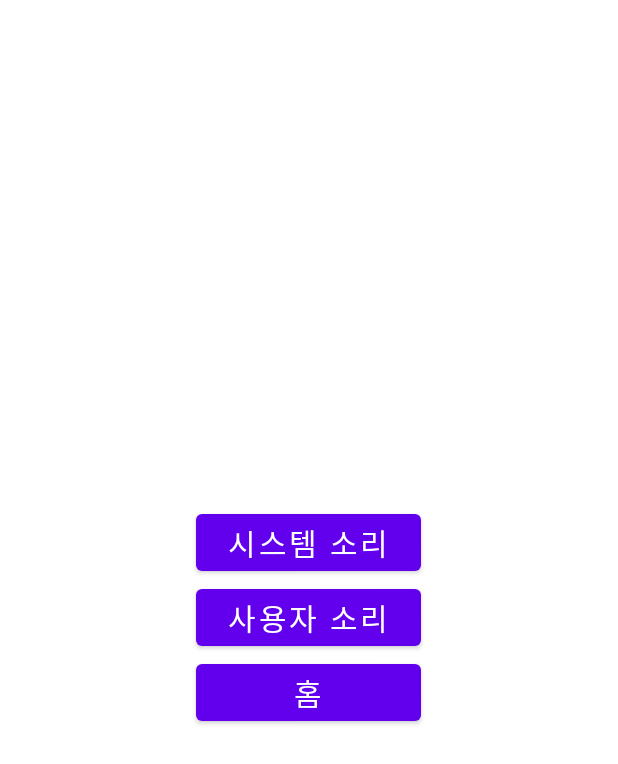
After one commit to moosimoosihan/EditText, an Android app: the Ringtone screen opened directly, with no data from a screen before it, on a phone screen of 412 x 824 dp. The commit adds this screen. Shown: the top 764 px of the screen. Run offline under Robolectric (Android 15) with nearby library versions, the phone set to English and light mode, and no system bars.

Commit message:
Ringtone

```diff
--- /dev/null
+++ b/app/src/main/java/com/example/edittext/Ringtone.kt
@@ -0,0 +1,53 @@
+package com.example.edittext
+
+import android.content.Intent
+import android.media.MediaPlayer
+import android.media.RingtoneManager
+import android.net.Uri
+import androidx.appcompat.app.AppCompatActivity
+import android.os.Bundle
+import android.view.View
+import android.widget.Button
+
+class Ringtone : AppCompatActivity() {
+
+    private var btn_home: Button? = null
+
+    override fun onCreate(savedInstanceState: Bundle?) {
+        super.onCreate(savedInstanceState)
+        setContentView(R.layout.activity_ringtone)
+
+        btn_home = findViewById(R.id.btn_home)
+        btn_home?.setOnClickListener(View.OnClickListener {
+            val intent = Intent(this@Ringtone, MainActivity::class.java)
+            startActivity(intent) // 액티비티 이동.
+        })
+    }
+    //소리 알림
+    fun getSound(view: View) {
+
+        when(view.id){
+
+            //시스템 소리
+            R.id.systemBtn -> {
+                //소리 얻기
+                var sound: Uri = RingtoneManager.getDefaultUri(RingtoneManager.TYPE_NOTIFICATION)
+
+                //소리 담기
+                val ringtone = RingtoneManager.getRingtone(applicationContext, sound)
+
+                //실행
+                ringtone.play()
+            }
+            //사용자 정의
+            R.id.customBtn -> {
+
+                //소리 얻기
+                val player: MediaPlayer = MediaPlayer.create(this, R.raw.tiny_button_push_sound)
+
+                //실행
+                player.start()
+            }
+        }// when
+    }//getSound()
+}
--- a/app/src/main/res/layout/activity_main.xml
+++ b/app/src/main/res/layout/activity_main.xml
@@ -165,6 +165,12 @@
             android:layout_height="wrap_content"
             android:text="진동"/>
 
+        <Button
+            android:id="@+id/btn_Ringtone"
+            android:layout_width="wrap_content"
+            android:layout_height="wrap_content"
+            android:text="버튼음"/>
+
     </LinearLayout>
 
 </LinearLayout>
--- /dev/null
+++ b/app/src/main/res/layout/activity_ringtone.xml
@@ -0,0 +1,34 @@
+<?xml version="1.0" encoding="utf-8"?>
+<LinearLayout xmlns:android="http://schemas.android.com/apk/res/android"
+    xmlns:app="http://schemas.android.com/apk/res-auto"
+    xmlns:tools="http://schemas.android.com/tools"
+    android:layout_width="match_parent"
+    android:layout_height="match_parent"
+    android:orientation="vertical"
+    android:gravity="center"
+    tools:context=".Ringtone">
+
+    <Button
+        android:id="@+id/systemBtn"
+        android:layout_width="150dp"
+        android:layout_height="wrap_content"
+        android:text="시스템 소리"
+        android:textSize="20sp"
+        android:onClick="getSound"/>
+
+    <Button
+        android:id="@+id/customBtn"
+        android:layout_width="150dp"
+        android:layout_height="wrap_content"
+        android:text="사용자 소리"
+        android:textSize="20sp"
+        android:onClick="getSound"/>
+
+    <Button
+        android:id="@+id/btn_home"
+        android:layout_width="150dp"
+        android:layout_height="wrap_content"
+        android:text="홈"
+        android:textSize="20sp" />
+
+</LinearLayout>
```
Also changed, not shown: app/src/main/AndroidManifest.xml (+7 -0 lines), app/src/main/java/com/example/edittext/MainActivity.java (+12 -0 lines), 1 other file.
